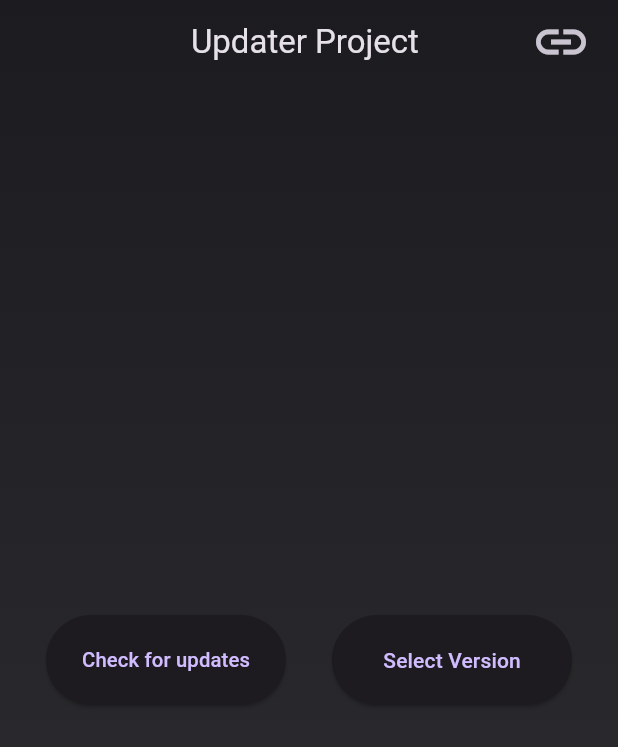
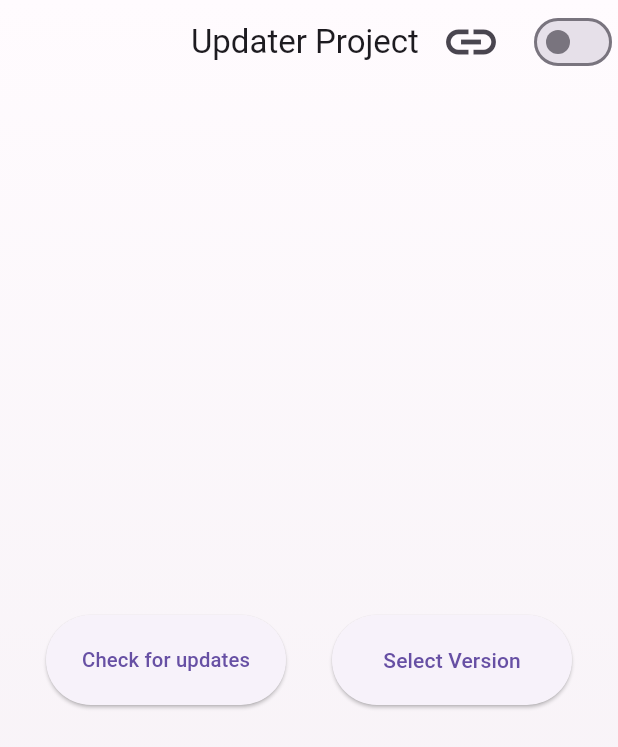
Before and after one commit to Ericles-Porty/Updater-Project, a Flutter app: the screen it shows after launch, on a phone screen of 412 x 824 dp. Shown: the top 747 px of the screen. Run offline on Flutter 3.47's test engine with Material 3 defaults, Android fonts, the phone set to English and light mode, and no system bars; our stand-ins replace dio, shared_preferences.

Commit message:
add: add light mode and switch to light and dark mode

```diff
--- a/lib/main.dart
+++ b/lib/main.dart
@@ -15,18 +15,34 @@ void main() async {
   );
 }
 
-class MyAppInherited extends StatelessWidget {
+class MyAppInherited extends StatefulWidget {
   const MyAppInherited({super.key});
 
   @override
+  State<MyAppInherited> createState() => _MyAppInheritedState();
+}
+
+class _MyAppInheritedState extends State<MyAppInherited> {
+  bool isDarkMode = false;
+  @override
   Widget build(BuildContext context) {
+    final myBackground = isDarkMode ? myBackgroundDark : myBackgroundLight;
+    final themeMode = isDarkMode ? ThemeMode.dark : ThemeMode.light;
     return MaterialApp(
-      theme: ThemeData.dark(),
+      theme: ThemeData.light(useMaterial3: true),
+      darkTheme: ThemeData.dark(useMaterial3: true),
+      themeMode: themeMode,
       debugShowCheckedModeBanner: false,
       home: myBackground(
         child: Scaffold(
           backgroundColor: Colors.transparent,
-          appBar: myAppBar(context),
+          appBar: myAppBar(context)
+            ..actions?.add(
+              Switch(
+                value: isDarkMode,
+                onChanged: (value) => setState(() => isDarkMode = value),
+              ),
+            ),
           body: const HomePageInherited(),
         ),
       ),
--- a/lib/src/components/my_background.dart
+++ b/lib/src/components/my_background.dart
@@ -1,7 +1,21 @@
 import 'package:flutter/material.dart';
 import 'package:updater_project/src/utils/colors/my_colors_dark.dart';
+import 'package:updater_project/src/utils/colors/my_colors_light.dart';
 
-Container myBackground({required Widget child}) {
+Container myBackgroundLight({required Widget child}) {
+  return Container(
+    decoration: const BoxDecoration(
+      gradient: LinearGradient(
+        begin: Alignment.topCenter,
+        end: Alignment.bottomCenter,
+        colors: [MyColorsLight.background, MyColorsLight.onInverseSurface],
+      ),
+    ),
+    child: child,
+  );
+}
+
+Container myBackgroundDark({required Widget child}) {
   return Container(
     decoration: const BoxDecoration(
       gradient: LinearGradient(
--- a/lib/src/utils/colors/my_colors_light.dart
+++ b/lib/src/utils/colors/my_colors_light.dart
@@ -32,6 +32,5 @@ class MyColorsLight {
   static const Color inverseSurface = Color(0xFF313033);
   static const Color onInverseSurface = Color(0xFFF4EFF4);
   static const Color inversePrimary = Color(0xFFD0BCFF);
-  // The surfaceTint color is set to the same color as the primary.
   static const Color surfaceTint = Color(0xFF6750A4);
 }
```
Also changed, not shown: lib/src/components/my_dialogs.dart (+9 -3 lines).
